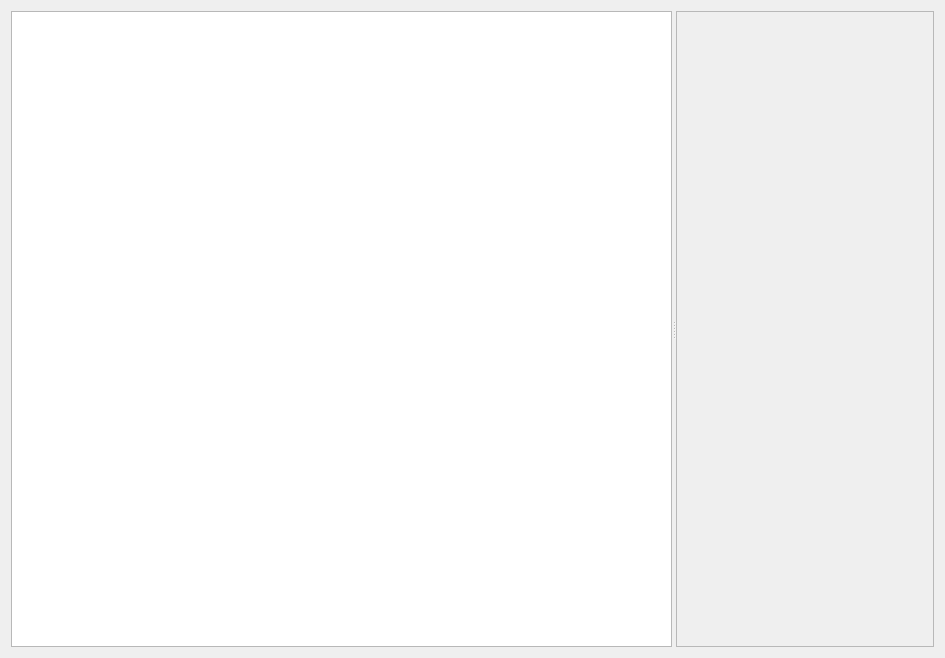
The window that src/explorerpage.ui (HarryMichal/fit-mqtt-explorer) describes before a commit, drawn with Qt 5.
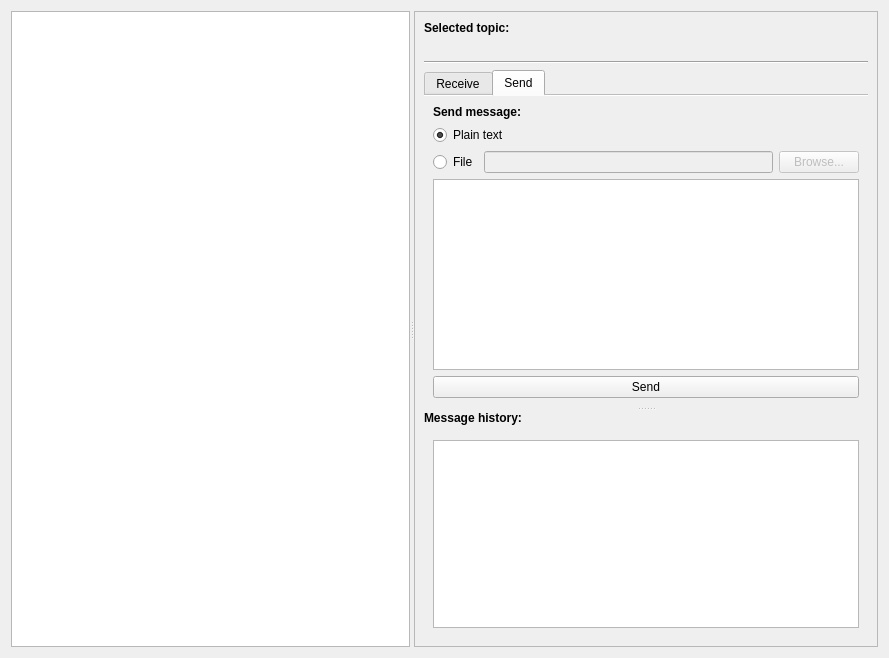
The same window after the commit. The open tabs and pages were chosen to show the change. Custom widgets are drawn as their Qt base class.

Commit message:
explorerpage: Add means to view message list in a topic
With this the right part of the Explorer widget finally gets some
functionality. When a topic is clicked, the message list is populated
with all messages related to the said topic. When one of the items in
the list is further clicked on, the message preview is populated with
the content of the message.

TODO:
- elipsize messages in the message history list
- add colors to the messages

Diff of the .ui file:
```diff
--- a/src/explorerpage.ui
+++ b/src/explorerpage.ui
@@ -6,14 +6,14 @@
    <rect>
     <x>0</x>
     <y>0</y>
-    <width>945</width>
+    <width>889</width>
     <height>658</height>
    </rect>
   </property>
   <property name="windowTitle">
    <string>Form</string>
   </property>
-  <layout class="QVBoxLayout" name="verticalLayout">
+  <layout class="QHBoxLayout" name="horizontalLayout">
    <item>
     <widget class="QSplitter" name="splitter">
      <property name="orientation">
@@ -33,18 +33,260 @@
        <number>25</number>
       </attribute>
      </widget>
-     <widget class="QFrame" name="frame">
-      <property name="frameShape">
-       <enum>QFrame::StyledPanel</enum>
+     <widget class="QScrollArea" name="scrollArea">
+      <property name="widgetResizable">
+       <bool>true</bool>
       </property>
-      <property name="frameShadow">
-       <enum>QFrame::Raised</enum>
-      </property>
+      <widget class="QWidget" name="scrollAreaWidgetContents">
+       <property name="geometry">
+        <rect>
+         <x>0</x>
+         <y>0</y>
+         <width>477</width>
+         <height>638</height>
+        </rect>
+       </property>
+       <property name="sizePolicy">
+        <sizepolicy hsizetype="Expanding" vsizetype="Expanding">
+         <horstretch>0</horstretch>
+         <verstretch>0</verstretch>
+        </sizepolicy>
+       </property>
+       <layout class="QVBoxLayout" name="verticalLayout_2">
+        <item>
+         <layout class="QVBoxLayout" name="sectionSelectedTopic">
+          <item>
+           <widget class="QLabel" name="sectionTopicLabel">
+            <property name="text">
+             <string>&lt;b&gt;Selected topic:&lt;b&gt;</string>
+            </property>
+            <property name="textFormat">
+             <enum>Qt::AutoText</enum>
+            </property>
+           </widget>
+          </item>
+          <item>
+           <layout class="QHBoxLayout" name="horizontalLayout_4">
+            <item>
+             <widget class="QLabel" name="topicNameLabel">
+              <property name="text">
+               <string/>
+              </property>
+             </widget>
+            </item>
+           </layout>
+          </item>
+         </layout>
+        </item>
+        <item>
+         <widget class="Line" name="separator_1">
+          <property name="orientation">
+           <enum>Qt::Horizontal</enum>
+          </property>
+         </widget>
+        </item>
+        <item>
+         <widget class="QSplitter" name="splitter_2">
+          <property name="orientation">
+           <enum>Qt::Vertical</enum>
+          </property>
+          <property name="opaqueResize">
+           <bool>false</bool>
+          </property>
+          <widget class="QTabWidget" name="tabReceiveSend">
+           <property name="tabPosition">
+            <enum>QTabWidget::North</enum>
+           </property>
+           <property name="currentIndex">
+            <number>0</number>
+           </property>
+           <property name="documentMode">
+            <bool>true</bool>
+           </property>
+           <widget class="QWidget" name="tab">
+            <attribute name="title">
+             <string>Receive</string>
+            </attribute>
+            <layout class="QVBoxLayout" name="verticalLayout_4">
+             <item>
+              <layout class="QVBoxLayout" name="verticalLayout">
+               <item>
+                <widget class="QLabel" name="sectionReceivedMessagesLabel">
+                 <property name="text">
+                  <string>&lt;html&gt;&lt;head/&gt;&lt;body&gt;&lt;p&gt;&lt;span style=&quot; font-weight:600;&quot;&gt;Selected message:&lt;/span&gt;&lt;/p&gt;&lt;/body&gt;&lt;/html&gt;</string>
+                 </property>
+                </widget>
+               </item>
+               <item>
+                <widget class="QTextEdit" name="messagePreview">
+                 <property name="maximumSize">
+                  <size>
+                   <width>16777215</width>
+                   <height>16777215</height>
+                  </size>
+                 </property>
+                 <property name="autoFormatting">
+                  <set>QTextEdit::AutoAll</set>
+                 </property>
+                 <property name="tabChangesFocus">
+                  <bool>false</bool>
+                 </property>
+                 <property name="documentTitle">
+                  <string/>
+                 </property>
+                 <property name="readOnly">
+                  <bool>true</bool>
+                 </property>
+                </widget>
+               </item>
+              </layout>
+             </item>
+            </layout>
+           </widget>
+           <widget class="QWidget" name="tab_2">
+            <attribute name="title">
+             <string>Send</string>
+            </attribute>
+            <layout class="QVBoxLayout" name="verticalLayout_5">
+             <item>
+              <widget class="QLabel" name="sectionSendMessageLabel">
+               <property name="text">
+                <string>&lt;b&gt;Send message:&lt;/b&gt;</string>
+               </property>
+              </widget>
+             </item>
+             <item>
+              <widget class="QRadioButton" name="radioButtonPlainText">
+               <property name="text">
+                <string>Plain text</string>
+               </property>
+               <property name="checked">
+                <bool>true</bool>
+               </property>
+              </widget>
+             </item>
+             <item>
+              <layout class="QHBoxLayout" name="horizontalLayout_2">
+               <item>
+                <widget class="QRadioButton" name="radioButton_file">
+                 <property name="text">
+                  <string>File</string>
+                 </property>
+                 <property name="checked">
+                  <bool>false</bool>
+                 </property>
+                </widget>
+               </item>
+               <item>
+                <widget class="QLineEdit" name="fileNameLineEdit">
+                 <property name="enabled">
+                  <bool>false</bool>
+                 </property>
+                </widget>
+               </item>
+               <item>
+                <widget class="QPushButton" name="fileChooseButton">
+                 <property name="enabled">
+                  <bool>false</bool>
+                 </property>
+                 <property name="text">
+                  <string>Browse...</string>
+                 </property>
+                </widget>
+               </item>
+              </layout>
+             </item>
+             <item>
+              <widget class="QTextEdit" name="messageTextEdit">
+               <property name="enabled">
+                <bool>true</bool>
+               </property>
+              </widget>
+             </item>
+             <item>
+              <widget class="QPushButton" name="sendButton">
+               <property name="text">
+                <string>Send</string>
+               </property>
+              </widget>
+             </item>
+            </layout>
+           </widget>
+          </widget>
+          <widget class="QWidget" name="layoutWidget">
+           <layout class="QVBoxLayout" name="verticalLayout_3">
+            <item>
+             <widget class="QLabel" name="sectionMessageHistoryLabel">
+              <property name="text">
+               <string>&lt;html&gt;&lt;head/&gt;&lt;body&gt;&lt;p&gt;&lt;span style=&quot; font-weight:600;&quot;&gt;Message history:&lt;/span&gt;&lt;/p&gt;&lt;/body&gt;&lt;/html&gt;</string>
+              </property>
+             </widget>
+            </item>
+            <item>
+             <widget class="QScrollArea" name="messageHistoryScroller">
+              <property name="frameShape">
+               <enum>QFrame::NoFrame</enum>
+              </property>
+              <property name="frameShadow">
+               <enum>QFrame::Plain</enum>
+              </property>
+              <property name="widgetResizable">
+               <bool>true</bool>
+              </property>
+              <widget class="QWidget" name="scrollAreaWidgetContents_2">
+               <property name="geometry">
+                <rect>
+                 <x>0</x>
+                 <y>0</y>
+                 <width>457</width>
+                 <height>202</height>
+                </rect>
+               </property>
+               <layout class="QVBoxLayout" name="verticalLayout_7">
+                <item>
+                 <widget class="QListWidget" name="messageHistoryList">
+                  <property name="autoScroll">
+                   <bool>true</bool>
+                  </property>
+                  <property name="alternatingRowColors">
+                   <bool>true</bool>
+                  </property>
+                  <property name="isWrapping" stdset="0">
+                   <bool>false</bool>
+                  </property>
+                  <property name="resizeMode">
+                   <enum>QListView::Adjust</enum>
+                  </property>
+                  <property name="wordWrap">
+                   <bool>true</bool>
+                  </property>
+                 </widget>
+                </item>
+               </layout>
+              </widget>
+             </widget>
+            </item>
+           </layout>
+          </widget>
+         </widget>
+        </item>
+       </layout>
+      </widget>
      </widget>
     </widget>
    </item>
   </layout>
  </widget>
+ <customwidgets>
+  <customwidget>
+   <class>MessageTreeView</class>
+   <extends>QTreeView</extends>
+   <header>src/explorerpage.h</header>
+  </customwidget>
+ </customwidgets>
+ <tabstops>
+  <tabstop>topicsTree</tabstop>
+ </tabstops>
  <resources/>
  <connections/>
 </ui>
```
Left out of the diff: 53 changed lines with no effect on the pictures. The commit also changes 4 other files.
